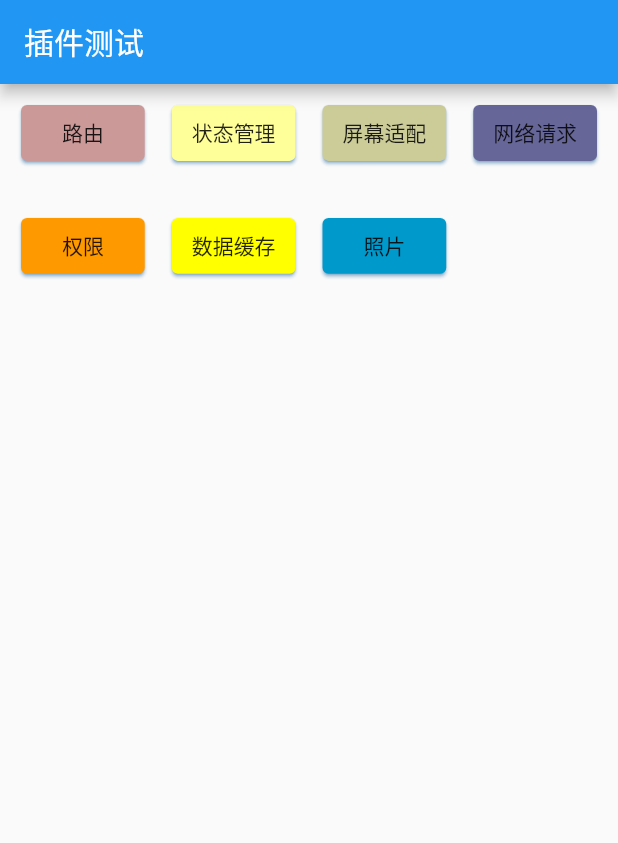
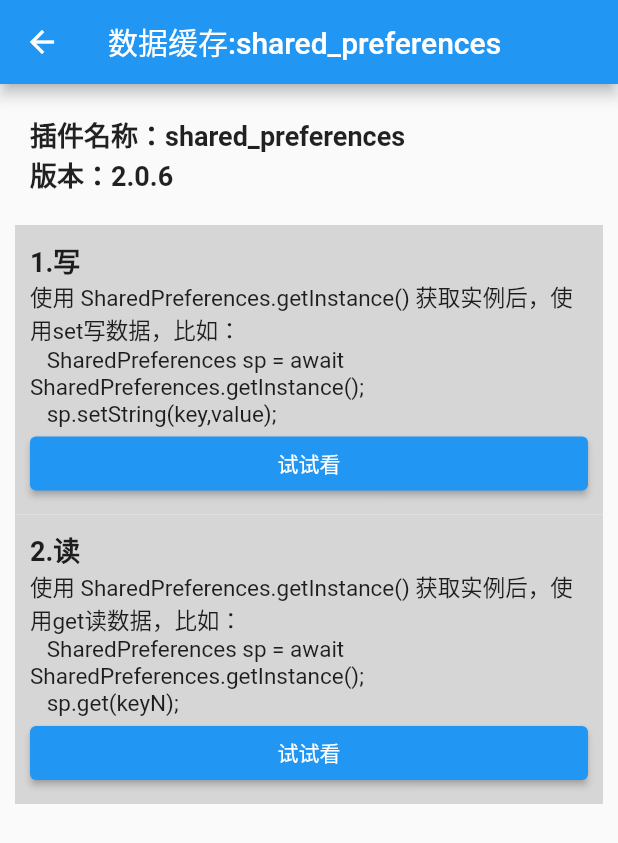
Before and after one commit to ydxafl/flutter_plugin_app, a Flutter app: the screen it shows after launch, after a tap on "数据缓存", on a phone screen of 412 x 824 dp. Shown: the top 843 px of the screen. Run offline on Flutter 3.47's test engine with Material 2 defaults, Android fonts, the light colour scheme and no system bars; our stand-ins replace dio, flutter_screenutil, get, image_picker, permission_handler, shared_preferences; missing offline and left inert: image_picker_for_web, shared_preferences_web.

Commit message:
添加图片选择

```diff
--- /dev/null
+++ b/lib/page/cache/cache_main.dart
@@ -0,0 +1,90 @@
+
+import 'package:flutter/material.dart';
+import 'package:shared_preferences/shared_preferences.dart';
+
+class CacheMainPage extends StatelessWidget {
+
+  int index = 0;
+
+  @override
+  Widget build(BuildContext context) {
+    return Scaffold(
+      appBar: AppBar(
+        title: Text('数据缓存:shared_preferences'),
+      ),
+      body: ListView(
+        children: [
+          Container(
+            margin: EdgeInsets.all(20),
+            child: Text('插件名称：shared_preferences \n版本：2.0.6',style: TextStyle(fontWeight: FontWeight.bold,fontSize: 18),),
+          ),
+
+          Container(
+            margin: EdgeInsets.only(left: 10,right: 10),
+            color: Colors.grey[350],
+            padding: EdgeInsets.all(10),
+            child: ListView(
+              shrinkWrap: true,
+              physics: NeverScrollableScrollPhysics(),
+              children: [
+                Text('1.写'
+                  ,style: TextStyle(fontSize: 18,fontWeight: FontWeight.bold),),
+                Text('使用 SharedPreferences.getInstance() 获取实例后，使用set写数据，比如：'
+                    '\n'
+                    '   SharedPreferences sp = await SharedPreferences.getInstance();'
+                    '\n'
+                    '   sp.setString(key,value);'
+                  ,style: TextStyle(fontSize: 15),),
+
+                ElevatedButton(
+                  onPressed: (){
+                    SharedPreferences.getInstance().then((sp) {
+                      sp.setString("key", "保存的第$index条信息");
+                      ScaffoldMessenger.of(context).showSnackBar(
+                        SnackBar(
+                          content: Text('保存的信息为：保存的第$index条信息'),
+                        ),
+                      );
+                      index ++;
+                    });
+                  },
+                  child: Text('试试看'),),
+              ],
+            ),
+          ),
+
+          Container(
+            margin: EdgeInsets.only(left: 10,right: 10),
+            color: Colors.grey[350],
+            padding: EdgeInsets.all(10),
+            child: ListView(
+              shrinkWrap: true,
+              physics: NeverScrollableScrollPhysics(),
+              children: [
+                Text('2.读'
+                  ,style: TextStyle(fontSize: 18,fontWeight: FontWeight.bold),),
+                Text('使用 SharedPreferences.getInstance() 获取实例后，使用get读数据，比如：'
+                    '\n'
+                    '   SharedPreferences sp = await SharedPreferences.getInstance();'
+                    '\n'
+                    '   sp.get(keyN);'
+                  ,style: TextStyle(fontSize: 15),),
+                ElevatedButton(
+                  onPressed: (){
+                    SharedPreferences.getInstance().then((sp) {
+                      ScaffoldMessenger.of(context).showSnackBar(
+                        SnackBar(
+                          content: Text('读取到的信息为：${sp.get("key")}'),
+                        ),
+                      );
+                    });
+                  },
+                  child: Text('试试看'),),
+              ],
+            ),
+          ),
+        ],
+      ),
+    );
+  }
+}
--- a/lib/page/home_page.dart
+++ b/lib/page/home_page.dart
@@ -1,5 +1,7 @@
 
 import 'package:flutter/material.dart';
+import 'package:flutter_plugin_app/page/cache/cache_main.dart';
+import 'image/image_main.dart';
 import 'package:flutter_plugin_app/page/network/dio.dart';
 import 'package:flutter_plugin_app/page/network/net_work_main.dart';
 import 'package:flutter_plugin_app/page/permission/permission_main.dart';
@@ -77,13 +79,16 @@ class _HomePageState extends State<HomePage> {
           ),
 
           PluginCard(
-            onTap: (){},
+            onTap: (){
+              Get.to(()=>CacheMainPage());
+            },
             name: '数据缓存',
             color: Color(0xFFFFFF00),
           ),
 
           PluginCard(
-            onTap: (){},
+            onTap: (){
+              Get.to(()=>ImageMainPage());            },
             name: '照片',
             color: Color(0xFF0099CC),
           ),
--- /dev/null
+++ b/lib/page/image/image_controller.dart
@@ -0,0 +1,20 @@
+
+
+
+import 'package:get/get.dart';
+
+class ImageController extends GetxController{
+
+  var image1 = "".obs;
+
+  var image2 = "".obs;
+
+  updateUrl(String path,{int? index}){
+    if(index == 0){
+      image1.value = path;
+    }else{
+      image2.value = path;
+    }
+  }
+
+}
--- /dev/null
+++ b/lib/page/image/image_main.dart
@@ -0,0 +1,117 @@
+
+import 'dart:io';
+
+import 'package:flutter/material.dart';
+import 'package:flutter_plugin_app/page/image/image_controller.dart';
+import 'package:get/get.dart';
+import 'package:image_picker/image_picker.dart';
+import 'package:permission_handler/permission_handler.dart';
+
+class ImageMainPage extends StatelessWidget {
+
+  final controller = Get.put(ImageController());
+
+  @override
+  Widget build(BuildContext context) {
+    return Scaffold(
+      appBar: AppBar(
+        title: Text('图片:image_picker'),
+      ),
+      body: ListView(
+        children: [
+          Container(
+            margin: EdgeInsets.all(20),
+            child: Text('插件名称：image_picker \n版本：0.8.3+1',style: TextStyle(fontWeight: FontWeight.bold,fontSize: 18),),
+          ),
+
+          Container(
+            margin: EdgeInsets.only(left: 10,right: 10),
+            color: Colors.grey[350],
+            padding: EdgeInsets.all(10),
+            child: ListView(
+              shrinkWrap: true,
+              physics: NeverScrollableScrollPhysics(),
+              children: [
+                Text('1.从相册选取'
+                  ,style: TextStyle(fontSize: 18,fontWeight: FontWeight.bold),),
+                Text('使用ImagePicker().pickImage(source: ImageSource.gallery) 从相册选取图片，比如：'
+                    '\n'
+                    '   ImagePicker().pickImage(source: ImageSource.gallery).then((value){'
+                    '\n'
+                    '       if(value != null){'
+                    '\n'
+                    '           // 处理图片'
+                    '\n'
+                    '       }'
+                    '\n'
+                    '   });'
+                  ,style: TextStyle(fontSize: 15),),
+                Container(
+                  child: Obx((){
+                    return  controller.image1.value == "" ? Text("请选择图片"): Image.file(File(controller.image1.value),width: 100,height: 100,);
+                  }),
+                  margin: EdgeInsets.all(20),
+                ),
+                ElevatedButton(
+                  onPressed: () async {
+                   if(await Permission.storage.request().isGranted){
+                     ImagePicker().pickImage(source: ImageSource.gallery).then((value){
+                       if(value != null){
+                         controller.updateUrl(value.path,index: 0);
+                       }
+                     });
+                   }
+                  },
+                  child: Text('试试看'),),
+              ],
+            ),
+          ),
+
+          Container(
+            margin: EdgeInsets.only(left: 10,right: 10),
+            color: Colors.grey[350],
+            padding: EdgeInsets.all(10),
+            child: ListView(
+              shrinkWrap: true,
+              physics: NeverScrollableScrollPhysics(),
+              children: [
+                Text('2.从相机拍摄'
+                  ,style: TextStyle(fontSize: 18,fontWeight: FontWeight.bold),),
+                Text('使用ImagePicker().pickImage(source: ImageSource.camera) 从相册选取图片，比如：'
+                    '\n'
+                    '   ImagePicker().pickImage(source: ImageSource.camera).then((value){'
+                    '\n'
+                    '       if(value != null){'
+                    '\n'
+                    '           // 处理图片'
+                    '\n'
+                    '       }'
+                    '\n'
+                    '   });'
+                  ,style: TextStyle(fontSize: 15),),
+                Container(
+                  child: Obx((){
+                    return  controller.image2.value == "" ? Text("请选择图片"): Image.file(File(controller.image2.value),width: 100,height: 100,);
+                  }),
+                  margin: EdgeInsets.all(20),
+                ),
+                ElevatedButton(
+                  onPressed: () async {
+                    if(await Permission.camera.request().isGranted){
+                      ImagePicker().pickImage(source: ImageSource.camera).then((value){
+                        if(value != null){
+                          controller.updateUrl(value.path,index: 1);
+                        }
+                      });
+                    }
+                  },
+                  child: Text('试试看'),),
+              ],
+            ),
+          ),
+
+        ],
+      ),
+    );
+  }
+}
--- a/lib/page/permission/permission_main.dart
+++ b/lib/page/permission/permission_main.dart
@@ -130,7 +130,6 @@ class PermissionMainPage extends StatelessWidget {
             ),
           ),
 
-
         ],
       ),
     );
```
